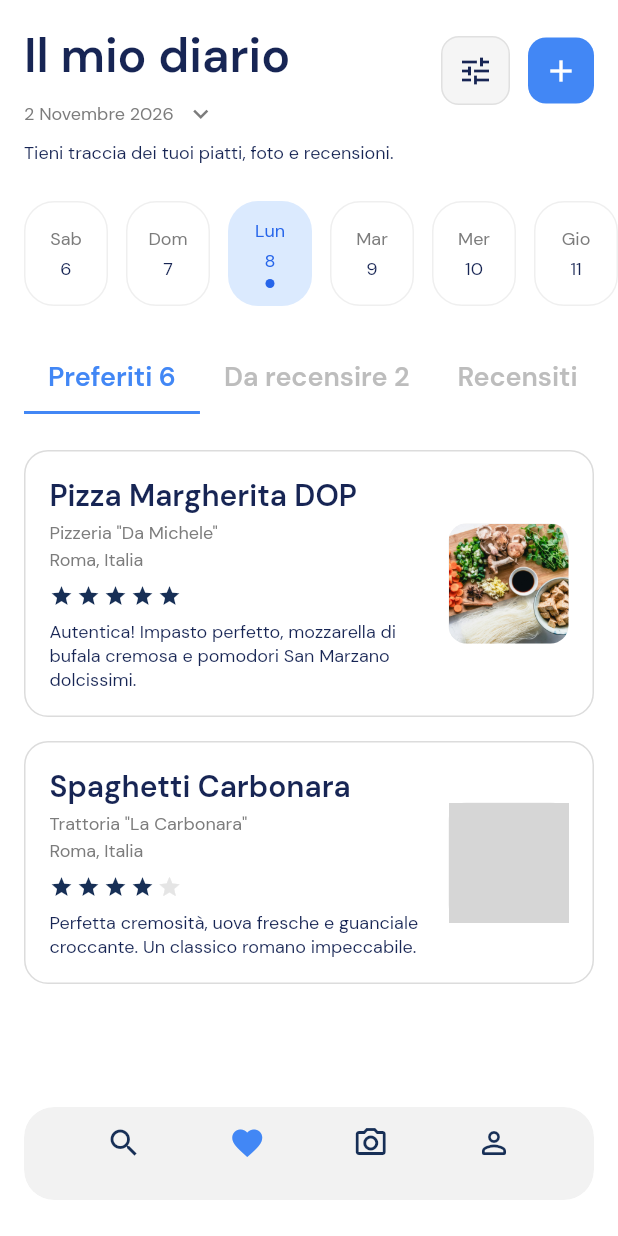
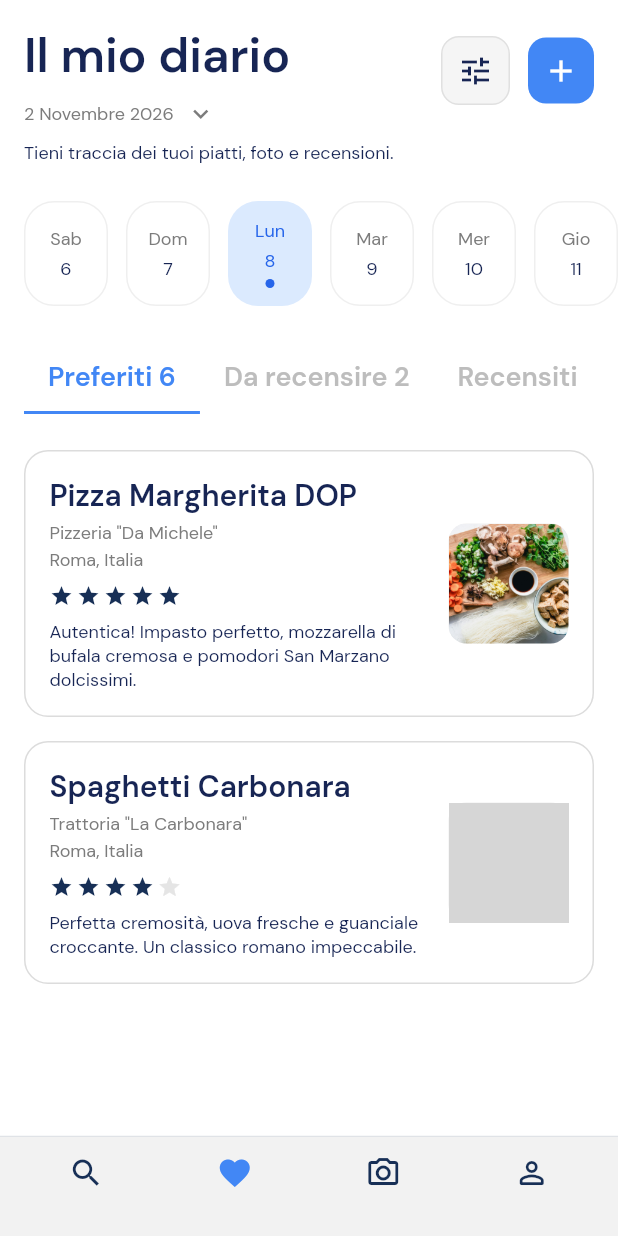
Before and after one commit to devconnecteed/Foodography, a Flutter app: the NavBarPage screen opened by its route, item 2 of the bottom bar chosen, on a phone screen of 412 x 824 dp. Run offline on Flutter 3.47's test engine with Material 3 defaults, Android fonts, the light colour scheme and no system bars; drawn by our look-alikes of floating_bottom_navigation_bar; our stand-ins replace auto_size_text, cached_network_image, camera, chewie, flutter_animate, flutter_spinkit and 8 more; missing offline and left inert: json_path, torch_light; accounts and stored records are empty; network calls fail; grey boxes are pictures that could not be loaded.

Commit message:
feat: Migliorato menù di navigazione con design full width e blur
- Menù ancorato al bordo inferiore e full width
- Aggiunto effetto blur (BackdropFilter) per design glassmorphism
- Rimosso padding laterale per occupare tutta la larghezza
- Aggiunto bordo superiore per separazione visiva
- Background semitrasparente con opacity 0.8
- Design moderno e premium per navigazione

```diff
--- a/lib/main.dart
+++ b/lib/main.dart
@@ -166,15 +166,19 @@ class _NavBarPageState extends State<NavBarPage> {
           child: _currentPage ?? tabs[_currentPageName]!),
       extendBody: true,
       bottomNavigationBar: _currentPageName == 'Camera' ? null : Padding(
-        padding: EdgeInsetsDirectional.fromSTEB(16.0, 0.0, 16.0, 24.0),
+        padding: EdgeInsetsDirectional.fromSTEB(0.0, 0.0, 0.0, 0.0),
         child: ClipRRect(
-          borderRadius: BorderRadius.circular(20.0),
           child: BackdropFilter(
             filter: ImageFilter.blur(sigmaX: 10.0, sigmaY: 10.0),
             child: Container(
               decoration: BoxDecoration(
                 color: FlutterFlowTheme.of(context).secondaryBackground.withOpacity(0.8),
-                borderRadius: BorderRadius.circular(20.0),
+                border: Border(
+                  top: BorderSide(
+                    color: FlutterFlowTheme.of(context).alternate,
+                    width: 1.0,
+                  ),
+                ),
               ),
               child: FloatingNavbar(
               currentIndex: currentIndex,
@@ -186,11 +190,11 @@ class _NavBarPageState extends State<NavBarPage> {
               selectedItemColor: Color(0xFF4287F5),
               unselectedItemColor: FlutterFlowTheme.of(context).secondaryText,
               selectedBackgroundColor: Color(0x00000000),
-              borderRadius: 20.0,
+              borderRadius: 0.0,
               itemBorderRadius: 0.0,
               margin: EdgeInsetsDirectional.fromSTEB(0.0, 0.0, 0.0, 0.0),
-              padding: EdgeInsetsDirectional.fromSTEB(0.0, 8.0, 0.0, 4.0),
-              width: 345.0,
+              padding: EdgeInsetsDirectional.fromSTEB(0.0, 8.0, 0.0, 8.0),
+              width: double.infinity,
               elevation: 0.0,
         items: [
           FloatingNavbarItem(
@@ -303,8 +307,8 @@ class _NavBarPageState extends State<NavBarPage> {
           )
         ],
       ),
-        ),
-      ),
+            ),
+          ),
         ),
       ),
     );
```
